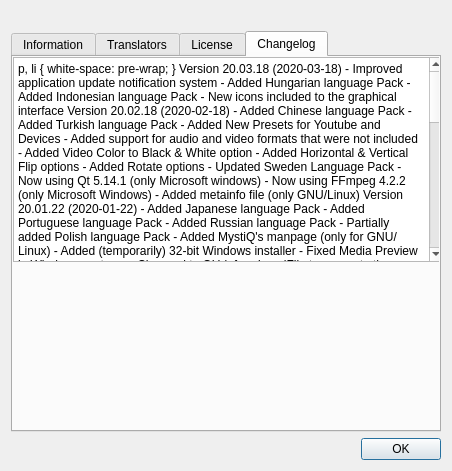
Old version of the form ui/aboutdialog.ui in the repository swl-x/MystiQ.
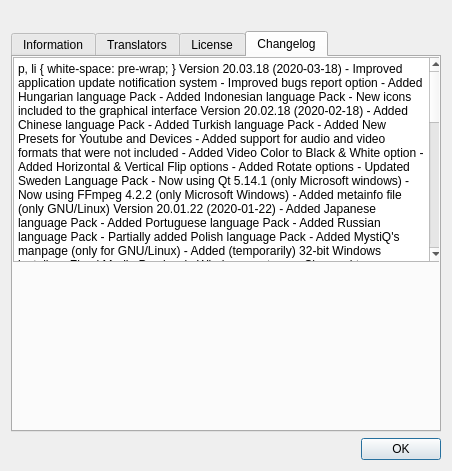
New version of the form. The open tabs and pages were chosen to show the change. Icons and pictures are not drawn.

Commit message: Updating Russian language Pack

The edit to the form file:
```diff
--- a/ui/aboutdialog.ui
+++ b/ui/aboutdialog.ui
@@ -298,6 +298,7 @@
 &lt;/style&gt;&lt;/head&gt;&lt;body style=&quot; font-family:'Fira Sans'; font-size:10pt; font-weight:400; font-style:normal;&quot;&gt;
 &lt;p style=&quot; margin-top:0px; margin-bottom:0px; margin-left:0px; margin-right:0px; -qt-block-indent:0; text-indent:0px;&quot;&gt;&lt;span style=&quot; font-weight:600;&quot;&gt;Version 20.03.18 (2020-03-18)&lt;/span&gt;&lt;/p&gt;
 &lt;p style=&quot; margin-top:0px; margin-bottom:0px; margin-left:0px; margin-right:0px; -qt-block-indent:0; text-indent:0px;&quot;&gt; - Improved application update notification system&lt;/p&gt;
+&lt;p style=&quot; margin-top:0px; margin-bottom:0px; margin-left:0px; margin-right:0px; -qt-block-indent:0; text-indent:0px;&quot;&gt; - Improved bugs report option&lt;/p&gt;
 &lt;p style=&quot; margin-top:0px; margin-bottom:0px; margin-left:0px; margin-right:0px; -qt-block-indent:0; text-indent:0px;&quot;&gt; - Added Hungarian language Pack&lt;/p&gt;
 &lt;p style=&quot; margin-top:0px; margin-bottom:0px; margin-left:0px; margin-right:0px; -qt-block-indent:0; text-indent:0px;&quot;&gt; - Added Indonesian language Pack&lt;/p&gt;
 &lt;p style=&quot; margin-top:0px; margin-bottom:0px; margin-left:0px; margin-right:0px; -qt-block-indent:0; text-indent:0px;&quot;&gt; - New icons included to the graphical interface&lt;/p&gt;
```
The commit also changes 2 other files.
